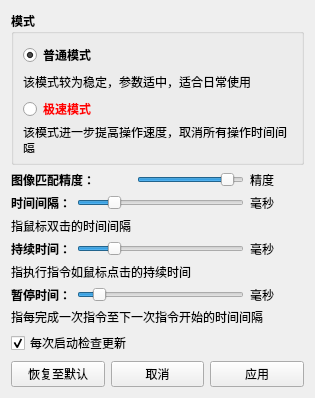
First picture: the form in 窗体/setting.ui, repository FsterThanLight/automatic_clicker_2, before the edit.
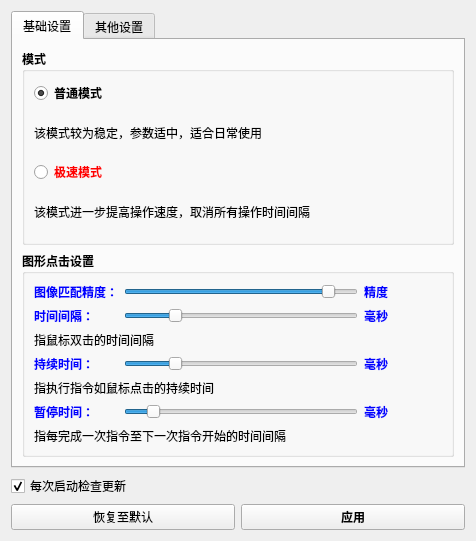
Second picture: the form after the edit. Icons and pictures are not drawn.

Commit message: 2024年02月02日 20:07:52 调整设置窗口

Patch:
```diff
--- a/窗体/setting.ui
+++ b/窗体/setting.ui
@@ -6,8 +6,8 @@
    <rect>
     <x>0</x>
     <y>0</y>
-    <width>315</width>
-    <height>356</height>
+    <width>476</width>
+    <height>541</height>
    </rect>
   </property>
   <property name="font">
@@ -22,22 +22,206 @@
    <iconset resource="../images.qrc">
     <normaloff>:/按钮图标/窗体/res/图标.png</normaloff>:/按钮图标/窗体/res/图标.png</iconset>
   </property>
-  <layout class="QGridLayout" name="gridLayout_3">
-   <item row="3" column="1">
-    <widget class="QPushButton" name="pushButton_2">
+  <layout class="QVBoxLayout" name="verticalLayout_3">
+   <item>
+    <widget class="QTabWidget" name="tabWidget">
+     <property name="currentIndex">
+      <number>0</number>
+     </property>
+     <widget class="QWidget" name="tab">
+      <attribute name="title">
+       <string>基础设置</string>
+      </attribute>
+      <layout class="QVBoxLayout" name="verticalLayout_4">
+       <item>
+        <widget class="QGroupBox" name="groupBox">
+         <property name="font">
+          <font>
+           <family>微软雅黑</family>
+           <weight>75</weight>
+           <bold>true</bold>
+          </font>
+         </property>
+         <property name="title">
+          <string>模式</string>
+         </property>
+         <layout class="QGridLayout" name="gridLayout">
+          <item row="0" column="0">
+           <widget class="QRadioButton" name="radioButton">
+            <property name="font">
+             <font>
+              <family>微软雅黑</family>
+              <weight>75</weight>
+              <bold>true</bold>
+             </font>
+            </property>
      <property name="text">
-      <string>取消</string>
-     </property>
-    </widget>
-   </item>
-   <item row="3" column="2">
-    <widget class="QPushButton" name="pushButton">
+             <string>普通模式</string>
+            </property>
+            <property name="checked">
+             <bool>true</bool>
+            </property>
+           </widget>
+          </item>
+          <item row="1" column="0">
+           <widget class="QLabel" name="label">
+            <property name="font">
+             <font>
+              <family>微软雅黑</family>
+              <weight>50</weight>
+              <bold>false</bold>
+             </font>
+            </property>
      <property name="text">
-      <string>应用</string>
-     </property>
-    </widget>
-   </item>
-   <item row="1" column="0" colspan="3">
+             <string>该模式较为稳定，参数适中，适合日常使用</string>
+            </property>
+            <property name="wordWrap">
+             <bool>true</bool>
+            </property>
+           </widget>
+          </item>
+          <item row="3" column="0">
+           <widget class="QLabel" name="label_2">
+            <property name="font">
+             <font>
+              <family>微软雅黑</family>
+              <weight>50</weight>
+              <bold>false</bold>
+             </font>
+            </property>
+            <property name="text">
+             <string>该模式进一步提高操作速度，取消所有操作时间间隔</string>
+            </property>
+            <property name="wordWrap">
+             <bool>true</bool>
+            </property>
+           </widget>
+          </item>
+          <item row="2" column="0">
+           <widget class="QRadioButton" name="radioButton_2">
+            <property name="palette">
+             <palette>
+              <active>
+               <colorrole role="WindowText">
+                <brush brushstyle="SolidPattern">
+                 <color alpha="255">
+                  <red>255</red>
+                  <green>0</green>
+                  <blue>0</blue>
+                 </color>
+                </brush>
+               </colorrole>
+               <colorrole role="Text">
+                <brush brushstyle="SolidPattern">
+                 <color alpha="255">
+                  <red>255</red>
+                  <green>0</green>
+                  <blue>0</blue>
+                 </color>
+                </brush>
+               </colorrole>
+               <colorrole role="PlaceholderText">
+                <brush brushstyle="SolidPattern">
+                 <color alpha="128">
+                  <red>255</red>
+                  <green>0</green>
+                  <blue>0</blue>
+                 </color>
+                </brush>
+               </colorrole>
+              </active>
+              <inactive>
+               <colorrole role="WindowText">
+                <brush brushstyle="SolidPattern">
+                 <color alpha="255">
+                  <red>255</red>
+                  <green>0</green>
+                  <blue>0</blue>
+                 </color>
+                </brush>
+               </colorrole>
+               <colorrole role="Text">
+                <brush brushstyle="SolidPattern">
+                 <color alpha="255">
+                  <red>255</red>
+                  <green>0</green>
+                  <blue>0</blue>
+                 </color>
+                </brush>
+               </colorrole>
+               <colorrole role="PlaceholderText">
+                <brush brushstyle="SolidPattern">
+                 <color alpha="128">
+                  <red>255</red>
+                  <green>0</green>
+                  <blue>0</blue>
+                 </color>
+                </brush>
+               </colorrole>
+              </inactive>
+              <disabled>
+               <colorrole role="WindowText">
+                <brush brushstyle="SolidPattern">
+                 <color alpha="255">
+                  <red>120</red>
+                  <green>120</green>
+                  <blue>120</blue>
+                 </color>
+                </brush>
+               </colorrole>
+               <colorrole role="Text">
+                <brush brushstyle="SolidPattern">
+                 <color alpha="255">
+                  <red>120</red>
+                  <green>120</green>
+                  <blue>120</blue>
+                 </color>
+                </brush>
+               </colorrole>
+               <colorrole role="PlaceholderText">
+                <brush brushstyle="SolidPattern">
+                 <color alpha="128">
+                  <red>0</red>
+                  <green>0</green>
+                  <blue>0</blue>
+                 </color>
+                </brush>
+               </colorrole>
+              </disabled>
+             </palette>
+            </property>
+            <property name="font">
+             <font>
+              <family>微软雅黑</family>
+              <weight>75</weight>
+              <bold>true</bold>
+             </font>
+            </property>
+            <property name="text">
+             <string>极速模式</string>
+            </property>
+            <property name="checked">
+             <bool>false</bool>
+            </property>
+           </widget>
+          </item>
+         </layout>
+        </widget>
+       </item>
+       <item>
+        <widget class="QGroupBox" name="groupBox_2">
+         <property name="font">
+          <font>
+           <family>微软雅黑</family>
+           <weight>75</weight>
+           <bold>true</bold>
+          </font>
+         </property>
+         <property name="title">
+          <string>图形点击设置</string>
+         </property>
+         <layout class="QVBoxLayout" name="verticalLayout">
+          <item>
     <layout class="QGridLayout" name="gridLayout_2">
      <item row="1" column="1" colspan="3">
       <widget class="QSlider" name="horizontalSlider_2">
@@ -79,6 +263,43 @@
      </item>
      <item row="0" column="4">
       <widget class="QLabel" name="label_4">
+              <property name="palette">
+               <palette>
+                <active>
+                 <colorrole role="WindowText">
+                  <brush brushstyle="SolidPattern">
+                   <color alpha="255">
+                    <red>0</red>
+                    <green>0</green>
+                    <blue>255</blue>
+                   </color>
+                  </brush>
+                 </colorrole>
+                </active>
+                <inactive>
+                 <colorrole role="WindowText">
+                  <brush brushstyle="SolidPattern">
+                   <color alpha="255">
+                    <red>0</red>
+                    <green>0</green>
+                    <blue>255</blue>
+                   </color>
+                  </brush>
+                 </colorrole>
+                </inactive>
+                <disabled>
+                 <colorrole role="WindowText">
+                  <brush brushstyle="SolidPattern">
+                   <color alpha="255">
+                    <red>120</red>
+                    <green>120</green>
+                    <blue>120</blue>
+                   </color>
+                  </brush>
+                 </colorrole>
+                </disabled>
+               </palette>
+              </property>
        <property name="text">
         <string>精度</string>
        </property>
@@ -86,6 +307,43 @@
      </item>
      <item row="1" column="4">
       <widget class="QLabel" name="label_6">
+              <property name="palette">
+               <palette>
+                <active>
+                 <colorrole role="WindowText">
+                  <brush brushstyle="SolidPattern">
+                   <color alpha="255">
+                    <red>0</red>
+                    <green>0</green>
+                    <blue>255</blue>
+                   </color>
+                  </brush>
+                 </colorrole>
+                </active>
+                <inactive>
+                 <colorrole role="WindowText">
+                  <brush brushstyle="SolidPattern">
+                   <color alpha="255">
+                    <red>0</red>
+                    <green>0</green>
+                    <blue>255</blue>
+                   </color>
+                  </brush>
+                 </colorrole>
+                </inactive>
+                <disabled>
+                 <colorrole role="WindowText">
+                  <brush brushstyle="SolidPattern">
+                   <color alpha="255">
+                    <red>120</red>
+                    <green>120</green>
+                    <blue>120</blue>
+                   </color>
+                  </brush>
+                 </colorrole>
+                </disabled>
+               </palette>
+              </property>
        <property name="text">
         <string>毫秒</string>
        </property>
@@ -93,25 +351,48 @@
      </item>
      <item row="3" column="4">
       <widget class="QLabel" name="label_8">
+              <property name="palette">
+               <palette>
+                <active>
+                 <colorrole role="WindowText">
+                  <brush brushstyle="SolidPattern">
+                   <color alpha="255">
+                    <red>0</red>
+                    <green>0</green>
+                    <blue>255</blue>
+                   </color>
+                  </brush>
+                 </colorrole>
+                </active>
+                <inactive>
+                 <colorrole role="WindowText">
+                  <brush brushstyle="SolidPattern">
+                   <color alpha="255">
+                    <red>0</red>
+                    <green>0</green>
+                    <blue>255</blue>
+                   </color>
+                  </brush>
+                 </colorrole>
+                </inactive>
+                <disabled>
+                 <colorrole role="WindowText">
+                  <brush brushstyle="SolidPattern">
+                   <color alpha="255">
+                    <red>120</red>
+                    <green>120</green>
+                    <blue>120</blue>
+                   </color>
+                  </brush>
+                 </colorrole>
+                </disabled>
+               </palette>
+              </property>
        <property name="text">
         <string>毫秒</string>
        </property>
       </widget>
      </item>
-     <item row="0" column="0" colspan="2">
-      <widget class="QLabel" name="label_3">
-       <property name="font">
-        <font>
-         <family>微软雅黑</family>
-         <weight>75</weight>
-         <bold>true</bold>
-        </font>
-       </property>
-       <property name="text">
-        <string>图像匹配精度：</string>
-       </property>
-      </widget>
-     </item>
      <item row="3" column="1" colspan="3">
       <widget class="QSlider" name="horizontalSlider_3">
        <property name="maximum">
@@ -133,6 +414,97 @@
      </item>
      <item row="3" column="0">
       <widget class="QLabel" name="label_7">
+              <property name="palette">
+               <palette>
+                <active>
+                 <colorrole role="WindowText">
+                  <brush brushstyle="SolidPattern">
+                   <color alpha="255">
+                    <red>0</red>
+                    <green>0</green>
+                    <blue>255</blue>
+                   </color>
+                  </brush>
+                 </colorrole>
+                 <colorrole role="Text">
+                  <brush brushstyle="SolidPattern">
+                   <color alpha="255">
+                    <red>0</red>
+                    <green>0</green>
+                    <blue>255</blue>
+                   </color>
+                  </brush>
+                 </colorrole>
+                 <colorrole role="PlaceholderText">
+                  <brush brushstyle="SolidPattern">
+                   <color alpha="128">
+                    <red>0</red>
+                    <green>0</green>
+                    <blue>255</blue>
+                   </color>
+                  </brush>
+                 </colorrole>
+                </active>
+                <inactive>
+                 <colorrole role="WindowText">
+                  <brush brushstyle="SolidPattern">
+                   <color alpha="255">
+                    <red>0</red>
+                    <green>0</green>
+                    <blue>255</blue>
+                   </color>
+                  </brush>
+                 </colorrole>
+                 <colorrole role="Text">
+                  <brush brushstyle="SolidPattern">
+                   <color alpha="255">
+                    <red>0</red>
+                    <green>0</green>
+                    <blue>255</blue>
+                   </color>
+                  </brush>
+                 </colorrole>
+                 <colorrole role="PlaceholderText">
+                  <brush brushstyle="SolidPattern">
+                   <color alpha="128">
+                    <red>0</red>
+                    <green>0</green>
+                    <blue>255</blue>
+                   </color>
+                  </brush>
+                 </colorrole>
+                </inactive>
+                <disabled>
+                 <colorrole role="WindowText">
+                  <brush brushstyle="SolidPattern">
+                   <color alpha="255">
+                    <red>120</red>
+                    <green>120</green>
+                    <blue>120</blue>
+                   </color>
+                  </brush>
+                 </colorrole>
+                 <colorrole role="Text">
+                  <brush brushstyle="SolidPattern">
+                   <color alpha="255">
+                    <red>120</red>
+                    <green>120</green>
+                    <blue>120</blue>
+                   </color>
+                  </brush>
+                 </colorrole>
+                 <colorrole role="PlaceholderText">
+                  <brush brushstyle="SolidPattern">
+                   <color alpha="128">
+                    <red>0</red>
+                    <green>0</green>
+                    <blue>0</blue>
+                   </color>
+                  </brush>
+                 </colorrole>
+                </disabled>
+               </palette>
+              </property>
        <property name="font">
         <font>
          <family>微软雅黑</family>
@@ -147,6 +519,97 @@
      </item>
      <item row="1" column="0">
       <widget class="QLabel" name="label_5">
+              <property name="palette">
+               <palette>
+                <active>
+                 <colorrole role="WindowText">
+                  <brush brushstyle="SolidPattern">
+                   <color alpha="255">
+                    <red>0</red>
+                    <green>0</green>
+                    <blue>255</blue>
+                   </color>
+                  </brush>
+                 </colorrole>
+                 <colorrole role="Text">
+                  <brush brushstyle="SolidPattern">
+                   <color alpha="255">
+                    <red>0</red>
+                    <green>0</green>
+                    <blue>255</blue>
+                   </color>
+                  </brush>
+                 </colorrole>
+                 <colorrole role="PlaceholderText">
+                  <brush brushstyle="SolidPattern">
+                   <color alpha="128">
+                    <red>0</red>
+                    <green>0</green>
+                    <blue>255</blue>
+                   </color>
+                  </brush>
+                 </colorrole>
+                </active>
+                <inactive>
+                 <colorrole role="WindowText">
+                  <brush brushstyle="SolidPattern">
+                   <color alpha="255">
+                    <red>0</red>
+                    <green>0</green>
+                    <blue>255</blue>
+                   </color>
+                  </brush>
+                 </colorrole>
+                 <colorrole role="Text">
+                  <brush brushstyle="SolidPattern">
+                   <color alpha="255">
+                    <red>0</red>
+                    <green>0</green>
+                    <blue>255</blue>
+                   </color>
+                  </brush>
+                 </colorrole>
+                 <colorrole role="PlaceholderText">
+                  <brush brushstyle="SolidPattern">
+                   <color alpha="128">
+                    <red>0</red>
+                    <green>0</green>
+                    <blue>255</blue>
+                   </color>
+                  </brush>
+                 </colorrole>
+                </inactive>
+                <disabled>
+                 <colorrole role="WindowText">
+                  <brush brushstyle="SolidPattern">
+                   <color alpha="255">
+                    <red>120</red>
+                    <green>120</green>
+                    <blue>120</blue>
+                   </color>
+                  </brush>
+                 </colorrole>
+                 <colorrole role="Text">
+                  <brush brushstyle="SolidPattern">
+                   <color alpha="255">
+                    <red>120</red>
+                    <green>120</green>
+                    <blue>120</blue>
+                   </color>
+                  </brush>
+                 </colorrole>
+                 <colorrole role="PlaceholderText">
+                  <brush brushstyle="SolidPattern">
+                   <color alpha="128">
+                    <red>0</red>
+                    <green>0</green>
+                    <blue>0</blue>
+                   </color>
+                  </brush>
+                 </colorrole>
+                </disabled>
+               </palette>
+              </property>
        <property name="font">
         <font>
          <family>微软雅黑</family>
@@ -161,6 +624,97 @@
      </item>
      <item row="5" column="0">
       <widget class="QLabel" name="label_9">
+              <property name="palette">
+               <palette>
+                <active>
+                 <colorrole role="WindowText">
+                  <brush brushstyle="SolidPattern">
+                   <color alpha="255">
+                    <red>0</red>
+                    <green>0</green>
+                    <blue>255</blue>
+                   </color>
+                  </brush>
+                 </colorrole>
+                 <colorrole role="Text">
+                  <brush brushstyle="SolidPattern">
+                   <color alpha="255">
+                    <red>0</red>
+                    <green>0</green>
+                    <blue>255</blue>
+                   </color>
+                  </brush>
+                 </colorrole>
+                 <colorrole role="PlaceholderText">
+                  <brush brushstyle="SolidPattern">
+                   <color alpha="128">
+                    <red>0</red>
+                    <green>0</green>
+                    <blue>255</blue>
+                   </color>
+                  </brush>
+                 </colorrole>
+                </active>
+                <inactive>
+                 <colorrole role="WindowText">
+                  <brush brushstyle="SolidPattern">
+                   <color alpha="255">
+                    <red>0</red>
+                    <green>0</green>
+                    <blue>255</blue>
+                   </color>
+                  </brush>
+                 </colorrole>
+                 <colorrole role="Text">
+                  <brush brushstyle="SolidPattern">
+                   <color alpha="255">
+                    <red>0</red>
+                    <green>0</green>
+                    <blue>255</blue>
+                   </color>
+                  </brush>
+                 </colorrole>
+                 <colorrole role="PlaceholderText">
+                  <brush brushstyle="SolidPattern">
+                   <color alpha="128">
+                    <red>0</red>
+                    <green>0</green>
+                    <blue>255</blue>
+                   </color>
+                  </brush>
+                 </colorrole>
+                </inactive>
+                <disabled>
+                 <colorrole role="WindowText">
+                  <brush brushstyle="SolidPattern">
+                   <color alpha="255">
+                    <red>120</red>
+                    <green>120</green>
+                    <blue>120</blue>
+                   </color>
+                  </brush>
+                 </colorrole>
+                 <colorrole role="Text">
+                  <brush brushstyle="SolidPattern">
+                   <color alpha="255">
+                    <red>120</red>
+                    <green>120</green>
+                    <blue>120</blue>
+                   </color>
+                  </brush>
+                 </colorrole>
+                 <colorrole role="PlaceholderText">
+                  <brush brushstyle="SolidPattern">
+                   <color alpha="128">
+                    <red>0</red>
+                    <green>0</green>
+                    <blue>0</blue>
+                   </color>
+                  </brush>
+                 </colorrole>
+                </disabled>
+               </palette>
+              </property>
        <property name="font">
         <font>
          <family>微软雅黑</family>
@@ -175,29 +729,57 @@
      </item>
      <item row="5" column="4">
       <widget class="QLabel" name="label_10">
+              <property name="palette">
+               <palette>
+                <active>
+                 <colorrole role="WindowText">
+                  <brush brushstyle="SolidPattern">
+                   <color alpha="255">
+                    <red>0</red>
+                    <green>0</green>
+                    <blue>255</blue>
+                   </color>
+                  </brush>
+                 </colorrole>
+                </active>
+                <inactive>
+                 <colorrole role="WindowText">
+                  <brush brushstyle="SolidPattern">
+                   <color alpha="255">
+                    <red>0</red>
+                    <green>0</green>
+                    <blue>255</blue>
+                   </color>
+                  </brush>
+                 </colorrole>
+                </inactive>
+                <disabled>
+                 <colorrole role="WindowText">
+                  <brush brushstyle="SolidPattern">
+                   <color alpha="255">
+                    <red>120</red>
+                    <green>120</green>
+                    <blue>120</blue>
+                   </color>
+                  </brush>
+                 </colorrole>
+                </disabled>
+               </palette>
+              </property>
        <property name="text">
         <string>毫秒</string>
        </property>
       </widget>
      </item>
-     <item row="0" column="2" colspan="2">
-      <widget class="QSlider" name="horizontalSlider">
-       <property name="maximum">
-        <number>10</number>
-       </property>
-       <property name="singleStep">
-        <number>1</number>
-       </property>
-       <property name="value">
-        <number>9</number>
-       </property>
-       <property name="orientation">
-        <enum>Qt::Horizontal</enum>
-       </property>
-      </widget>
-     </item>
      <item row="6" column="0" colspan="5">
       <widget class="QLabel" name="label_12">
+              <property name="font">
+               <font>
+                <family>微软雅黑</family>
+                <weight>50</weight>
+                <bold>false</bold>
+               </font>
+              </property>
        <property name="text">
         <string>指每完成一次指令至下一次指令开始的时间间隔</string>
        </property>
@@ -208,6 +790,13 @@
      </item>
      <item row="4" column="0" colspan="5">
       <widget class="QLabel" name="label_13">
+              <property name="font">
+               <font>
+                <family>微软雅黑</family>
+                <weight>50</weight>
+                <bold>false</bold>
+               </font>
+              </property>
        <property name="text">
         <string>指执行指令如鼠标点击的持续时间</string>
        </property>
@@ -215,6 +804,13 @@
      </item>
      <item row="2" column="0" colspan="5">
       <widget class="QLabel" name="label_11">
+              <property name="font">
+               <font>
+                <family>微软雅黑</family>
+                <weight>50</weight>
+                <bold>false</bold>
+               </font>
+              </property>
        <property name="text">
         <string>指鼠标双击的时间间隔</string>
        </property>
@@ -223,84 +819,35 @@
        </property>
       </widget>
      </item>
-    </layout>
-   </item>
-   <item row="0" column="0" colspan="3">
-    <widget class="QGroupBox" name="groupBox">
-     <property name="font">
-      <font>
-       <family>微软雅黑</family>
-       <weight>75</weight>
-       <bold>true</bold>
-      </font>
-     </property>
-     <property name="title">
-      <string>模式</string>
-     </property>
-     <layout class="QGridLayout" name="gridLayout">
       <item row="0" column="0">
-       <widget class="QRadioButton" name="radioButton">
-        <property name="font">
-         <font>
-          <family>微软雅黑</family>
-          <weight>75</weight>
-          <bold>true</bold>
-         </font>
-        </property>
-        <property name="text">
-         <string>普通模式</string>
-        </property>
-        <property name="checked">
-         <bool>true</bool>
-        </property>
-       </widget>
-      </item>
-      <item row="1" column="0">
-       <widget class="QLabel" name="label">
-        <property name="font">
-         <font>
-          <family>微软雅黑</family>
-          <weight>50</weight>
-          <bold>false</bold>
-         </font>
-        </property>
-        <property name="text">
-         <string>该模式较为稳定，参数适中，适合日常使用</string>
-        </property>
-        <property name="wordWrap">
-         <bool>true</bool>
-        </property>
-       </widget>
-      </item>
-      <item row="2" column="0">
-       <widget class="QRadioButton" name="radioButton_2">
+             <widget class="QLabel" name="label_3">
         <property name="palette">
          <palette>
           <active>
            <colorrole role="WindowText">
             <brush brushstyle="SolidPattern">
              <color alpha="255">
-              <red>255</red>
+                    <red>0</red>
               <green>0</green>
-              <blue>0</blue>
+                    <blue>255</blue>
              </color>
             </brush>
            </colorrole>
            <colorrole role="Text">
             <brush brushstyle="SolidPattern">
              <color alpha="255">
-              <red>255</red>
+                    <red>0</red>
               <green>0</green>
-              <blue>0</blue>
+                    <blue>255</blue>
              </color>
             </brush>
            </colorrole>
            <colorrole role="PlaceholderText">
             <brush brushstyle="SolidPattern">
              <color alpha="128">
-              <red>255</red>
+                    <red>0</red>
               <green>0</green>
-              <blue>0</blue>
+                    <blue>255</blue>
              </color>
             </brush>
            </colorrole>
@@ -309,27 +856,27 @@
            <colorrole role="WindowText">
             <brush brushstyle="SolidPattern">
              <color alpha="255">
-              <red>255</red>
+                    <red>0</red>
               <green>0</green>
-              <blue>0</blue>
+                    <blue>255</blue>
              </color>
             </brush>
            </colorrole>
            <colorrole role="Text">
             <brush brushstyle="SolidPattern">
              <color alpha="255">
-              <red>255</red>
+                    <red>0</red>
               <green>0</green>
-              <blue>0</blue>
+                    <blue>255</blue>
              </color>
             </brush>
            </colorrole>
            <colorrole role="PlaceholderText">
             <brush brushstyle="SolidPattern">
              <color alpha="128">
-              <red>255</red>
+                    <red>0</red>
               <green>0</green>
-              <blue>0</blue>
+                    <blue>255</blue>
              </color>
             </brush>
            </colorrole>
@@ -373,41 +920,43 @@
          </font>
         </property>
         <property name="text">
-         <string>极速模式</string>
-        </property>
-        <property name="checked">
-         <bool>false</bool>
-        </property>
-       </widget>
-      </item>
-      <item row="3" column="0">
-       <widget class="QLabel" name="label_2">
-        <property name="font">
-         <font>
-          <family>微软雅黑</family>
-          <weight>50</weight>
-          <bold>false</bold>
-         </font>
-        </property>
-        <property name="text">
-         <string>该模式进一步提高操作速度，取消所有操作时间间隔</string>
-        </property>
-        <property name="wordWrap">
-         <bool>true</bool>
-        </property>
+               <string>图像匹配精度：</string>
+              </property>
+             </widget>
+            </item>
+            <item row="0" column="1" colspan="3">
+             <widget class="QSlider" name="horizontalSlider">
+              <property name="maximum">
+               <number>10</number>
+              </property>
+              <property name="singleStep">
+               <number>1</number>
+              </property>
+              <property name="value">
+               <number>9</number>
+              </property>
+              <property name="orientation">
+               <enum>Qt::Horizontal</enum>
+              </property>
        </widget>
       </item>
      </layout>
-    </widget>
-   </item>
-   <item row="3" column="0">
-    <widget class="QPushButton" name="pushButton_3">
-     <property name="text">
-      <string>恢复至默认</string>
-     </property>
-    </widget>
+          </item>
+         </layout>
+        </widget>
+       </item>
+      </layout>
+     </widget>
+     <widget class="QWidget" name="tab_2">
+      <attribute name="title">
+       <string>其他设置</string>
+      </attribute>
+     </widget>
+    </widget>
    </item>
-   <item row="2" column="0" colspan="3">
+   <item>
+    <layout class="QVBoxLayout" name="verticalLayout_2">
+     <item>
     <widget class="QCheckBox" name="checkBox">
      <property name="layoutDirection">
       <enum>Qt::LeftToRight</enum>
@@ -420,6 +969,33 @@
      </property>
     </widget>
    </item>
+     <item>
+      <layout class="QHBoxLayout" name="horizontalLayout">
+       <item>
+        <widget class="QPushButton" name="pushButton_3">
+         <property name="text">
+          <string>恢复至默认</string>
+         </property>
+        </widget>
+       </item>
+       <item>
+        <widget class="QPushButton" name="pushButton">
+         <property name="font">
+          <font>
+           <family>微软雅黑</family>
+           <weight>75</weight>
+           <bold>true</bold>
+          </font>
+         </property>
+         <property name="text">
+          <string>应用</string>
+         </property>
+        </widget>
+       </item>
+      </layout>
+     </item>
+    </layout>
+   </item>
   </layout>
  </widget>
  <resources>
```
Left out of the diff: 16 changed lines with no effect on the pictures. Lines whose indentation alone changed are shown as unchanged. The commit also changes 13 other files.
